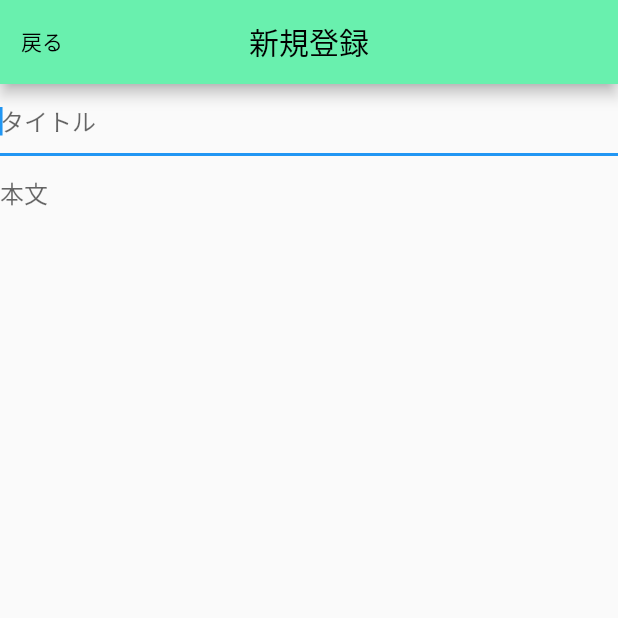
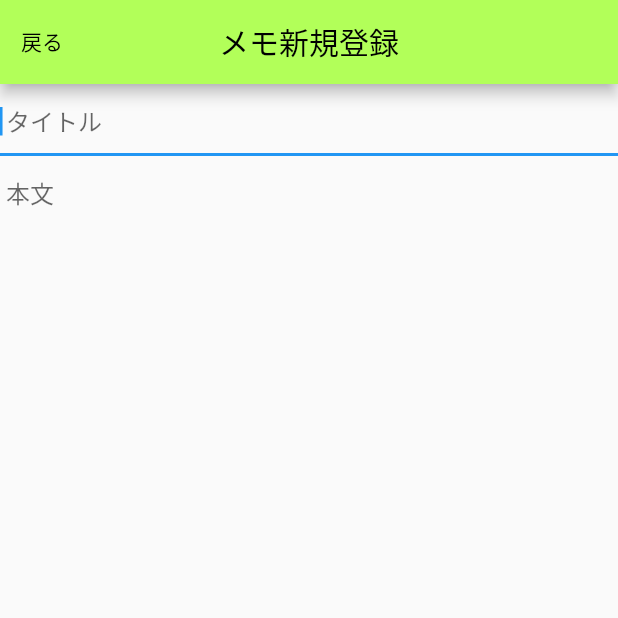
Before and after one commit to BabaReisei/flutter_memo_app, a Flutter app: the screen it shows after launch, after a tap on "新規登録", on a phone screen of 412 x 824 dp, the top half of it. Run offline on Flutter 3.47's test engine with Material 2 defaults, Android fonts, the phone set to English and light mode, and no system bars; our stand-ins replace flutter_slidable, sqflite; accounts and stored records are empty.

Commit message:
【1.0次】Flutterメモアプリ（学習用オリジナル）コメント等追加、一部微修正

```diff
--- a/lib/routing/MyApp.dart
+++ b/lib/routing/MyApp.dart
@@ -13,8 +13,8 @@ class MyApp extends StatelessWidget {
         primarySwatch: Colors.blue,
         visualDensity: VisualDensity.adaptivePlatformDensity,
       ),
-      //home: TopPage(title: 'Memo', db: db),
-      home: TopPage(title: '一覧', ),
+
+      home: TopPage(title: 'メモ一覧'),
       routes: <String, WidgetBuilder> {
         '/top': (BuildContext context) => new TopPage(),
         '/registration': (BuildContext context) => new Registration(),
--- a/lib/view/Registration.dart
+++ b/lib/view/Registration.dart
@@ -2,25 +2,83 @@ import 'package:flutter/material.dart';
 import 'package:memo_app/repository/db/MemoDao.dart';
 
 class Registration extends StatelessWidget{
-  Registration({Key key}): super(key: key);
+
+  /** タイトル */
+  final String title;
+
+  /** 画面タイトル */
+  static const appBarTitle = "メモ新規登録";
+
+  // コントローラのインスタンス生成
+  final titleController = TextEditingController();
+  final textController = TextEditingController();
+
+  /** コンストラクタ */
+  Registration({Key key, this.title}): super(key: key);
+
+  /**
+   * ウィジェットの生成
+   * @param context ビルドコンテキスト
+   * @return ウィジェット
+   */
   @override
   Widget build(BuildContext context) {
+
+    // データの引継ぎ
     final int args = ModalRoute.of(context).settings.arguments;
-    final titleController = TextEditingController();
-    final textController = TextEditingController();
+
+    // 画面サイズ取得
+    final Size size = MediaQuery.of(context).size;
+
     MemoDao memoDao = new MemoDao();
+
+    // 新規登録ウィジェットを呼び出し元へ返却
     return MaterialApp(
       home: Scaffold(
+
+        // キーボード表示時の画面サイズ変更
+        resizeToAvoidBottomInset: false,
+
+        // アプリバー
         appBar: AppBar(
           leading:Container(
             alignment: FractionalOffset.centerLeft,
+
+            // 戻るボタンの追加
             child: OverflowBox(
               maxWidth: 100.0,
               child: FlatButton(
                 onPressed: (){
                   String trimTitle = titleController.text.trimRight();
                   String trimText = textController.text.trimRight();
+
+                  // 未入力の場合DBへの登録は無し。
                   if (trimTitle.length != 0 || trimText.length != 0) {
+
+                    // タイトル未入力、かつ、本文が10文字以上の場合、本文の最初から10文字をタイトルとする。
+                    if (trimTitle.length == 0 && trimText.length > 10) {
+                      memoDao.save(
+                          Memo(
+                            title: trimText.substring(0, 10),
+                            text: trimText,
+                            priority: args + 1,
+                          )
+                      );
+                    }
+
+                    // 上記以外のタイトル未入力時は本文をタイトルとする。
+                    else if (trimTitle.length == 0) {
+                      memoDao.save(
+                          Memo(
+                            title: trimText,
+                            text: trimText,
+                            priority: args + 1,
+                          )
+                      );
+                    }
+
+                    // タイトル入力がある場合はタイトルをそのまま使用する。
+                    else {
                       memoDao.save(
                           Memo(
                             title: trimTitle,
@@ -29,7 +87,8 @@ class Registration extends StatelessWidget{
                           )
                       );
                     }
-                  Navigator.of(context).pushNamed('/top');
+                  }
+                  Navigator.of(context).pushReplacementNamed('/top');
                   },
                 child: Text(
                   '戻る',
@@ -40,33 +99,41 @@ class Registration extends StatelessWidget{
               ),
             ),
           ),
+
+          // 画面タイトルの表示
           centerTitle: true,
-          backgroundColor: Colors.greenAccent,
+          backgroundColor: Colors.lightGreenAccent,
           title: new Text(
-            "新規登録",
+            appBarTitle,
             style: TextStyle(
               color: Colors.black,
             ),
           ),
         ),
+
+        // メイン部
         body: Column(
           children: <Widget>[
+
+            // メモのタイトル部
             Container(
               child:TextField(
                 autofocus: true,
                 controller: titleController,
                 decoration: InputDecoration(
                   border: UnderlineInputBorder(),
-                  hintText: 'タイトル'
+                  hintText: ' タイトル'
                 ),
               ),
             ),
+
+            // メモの本文部
             GestureDetector(
               onTap: () {
                 FocusScope.of(context).nextFocus();
               },
               child: Container(
-                height: 300,
+                height: size.height - 132.0,
                 child:TextField(
                   autofocus: true,
                   controller: textController,
@@ -74,7 +141,7 @@ class Registration extends StatelessWidget{
                   keyboardType: TextInputType.multiline,
                   decoration: InputDecoration(
                       border: InputBorder.none,
-                      hintText: '本文'
+                      hintText: ' 本文'
                   ),
                 ),
               ),
--- a/lib/view/TopPage.dart
+++ b/lib/view/TopPage.dart
@@ -4,8 +4,11 @@ import 'package:memo_app/repository/db/MemoDao.dart';
 
 class TopPage extends StatelessWidget {
 
-  /** 画面タイトル*/
+  /** タイトル*/
   final String title;
+
+  /** 画面タイトル */
+  static const appBarTitle = "メモ一覧";
 
   /** コンストラクタ */
   TopPage({Key key, this.title}) : super(key: key);
@@ -17,18 +20,24 @@ class TopPage extends StatelessWidget {
    */
   @override
   Widget build(BuildContext context) {
+
+    // 生成したウィジェットを呼び出し元へ返却する
     return MaterialApp(
       home: Scaffold(
+
+        // アプリバー
         appBar: AppBar(
           centerTitle: true,
-            backgroundColor: Colors.greenAccent,
+          backgroundColor: Colors.lightGreenAccent,
           title: Text(
-              '一覧',
+            appBarTitle,
             style:  TextStyle(
               color: Colors.black,
             ),
           ),
         ),
+
+        // メイン部
         body: FutureBuilder(
             future: _getData(context),
             builder: (context, snapshot) {
@@ -47,20 +56,35 @@ class TopPage extends StatelessWidget {
     );
   }
 
+  /**
+   * メモ一覧のウィジェット生成処理
+   *
+   * @param context ビルドコンテキスト
+   * @return ウィジェット（Future型）
+   */
   Future<List<Widget>> _getData(BuildContext context) async {
-    var titles = <Widget>[];
+
+    // 初期化
+    List<Widget> titles = <Widget>[];
+    int dataNum = 0;
+
+    // メモデータの取得
     MemoDao memoDao = MemoDao();
-    int dataNum = 0;
     List<Memo> memos = await memoDao.getAll();
-    // ListViewの作成
+
+    // ウィジェットの作成
     if (memos != null) {
       dataNum = memos.length;
       for (Memo memo in memos) {
         titles.add(
           GestureDetector(
+
+            // 任意のメモタイトルとタップした場合詳細画面へ遷移する
             onTap: () {
-              Navigator.of(context).pushNamed('/detail', arguments: memo);
+              Navigator.of(context).pushReplacementNamed('/detail', arguments: memo);
             },
+
+            // メモタイトルのリストタイル生成
             child:Container(
               decoration: new BoxDecoration(
                 border: new Border(
@@ -70,6 +94,8 @@ class TopPage extends StatelessWidget {
                   ),
                 ),
               ),
+
+              // スライダーを追加（削除時に使用）
               child:Slidable(
                 actionPane: SlidableDrawerActionPane(),
                 actionExtentRatio: 0.25,
@@ -80,10 +106,12 @@ class TopPage extends StatelessWidget {
                     icon: Icons.delete,
                     onTap: () {
                       memoDao.delete(memo.toMap()['id']);
-                      Navigator.of(context).pushNamed('/top');
+                      Navigator.of(context).pushReplacementNamed('/top');
                     },
                   ),
                 ],
+
+                // タイトルリスト（リストタイルを使用）
                 child: ListTile(
                   title: Text(
                     memo.title,
@@ -103,10 +131,14 @@ class TopPage extends StatelessWidget {
     // 新規登録の追加
     titles.add(
       GestureDetector(
+
+        // 新規登録をタップした場合新規登録画面へ遷移
         onTap: () {
           Navigator.of(context).pushNamed(
               '/registration', arguments: dataNum);
         },
+
+        // 新規登録のリストタイル生成
         child: Container(
           decoration: new BoxDecoration(
             border: new Border(
@@ -129,6 +161,8 @@ class TopPage extends StatelessWidget {
         ),
       ),
     );
+
+    // 生成したウィジェットを呼び出し元へ返却
     return titles;
   }
 }
```
Also changed, not shown: lib/view/Detail.dart (+40 -18 lines), lib/view/Update.dart (+73 -5 lines). Lines whose indentation alone changed are shown as unchanged.
